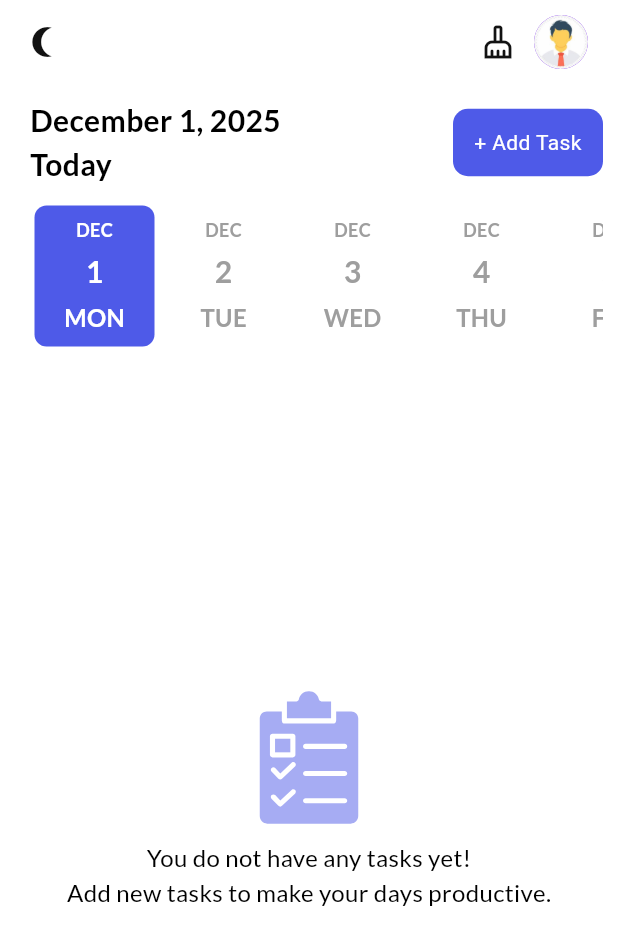
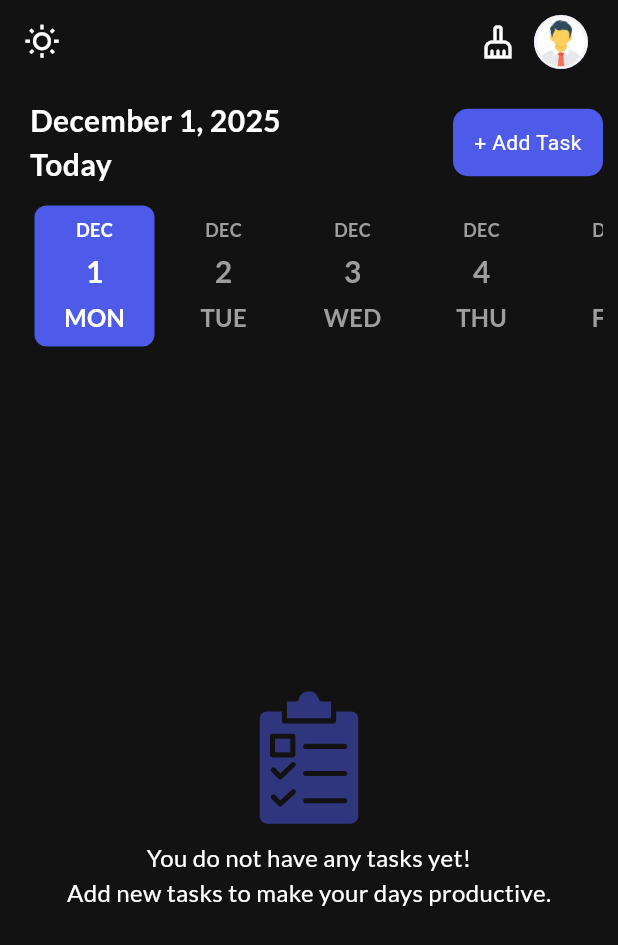
Before and after one commit to dongduy12/task_paven, a Flutter app: the screen it shows after launch, after a tap on the "nightlight round" icon, on a phone screen of 412 x 824 dp. Shown: the top 945 px of the screen. Run offline on Flutter 3.47's test engine with Material 3 defaults, Android fonts, the phone set to English and light mode, and no system bars; drawn by our look-alikes of date_picker_timeline; our stand-ins replace flutter_local_notifications, flutter_staggered_animations, flutter_svg, get, get_storage, google_fonts and 3 more; accounts and stored records are empty.

Commit message:
Align theme color scheme brightness

```diff
--- a/lib/ui/theme.dart
+++ b/lib/ui/theme.dart
@@ -13,12 +13,18 @@ const Color darkHeaderClr = Color(0xFF424242);
 class Themes {
   static final light = ThemeData(
     primaryColor: primaryClr,
-    brightness: Brightness.light, colorScheme: const ColorScheme.light(background: Colors.white)
+    brightness: Brightness.light,
+    colorScheme:
+        const ColorScheme.light(background: Colors.white, brightness: Brightness.light),
   );
 
   static final dark = ThemeData(
     primaryColor: darkGreyClr,
-    brightness: Brightness.dark, colorScheme: const ColorScheme.light(background: Colors.white)
+    brightness: Brightness.dark,
+    colorScheme: const ColorScheme.dark(
+      background: darkGreyClr,
+      brightness: Brightness.dark,
+    ),
   );
 }
 
```
